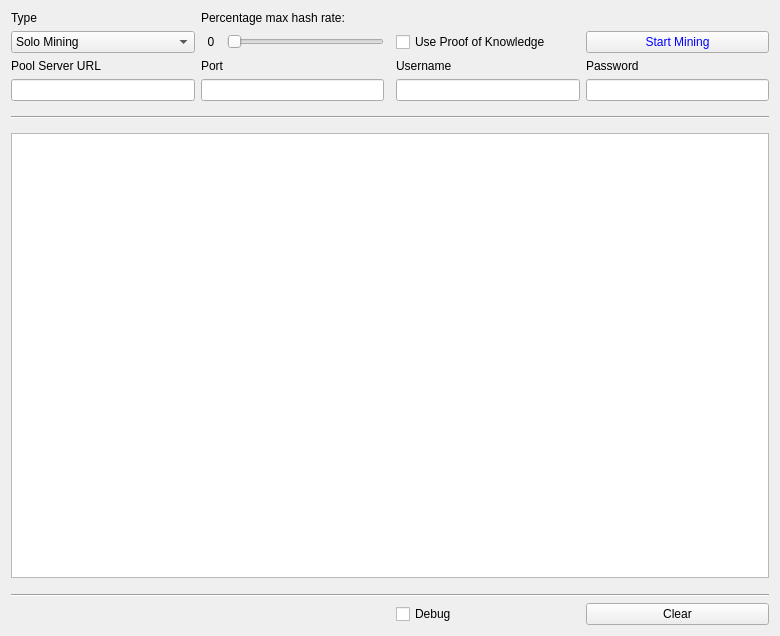
Qt form src/qt/forms/miningpage.ui (ZiftrCOIN/ziftrcoin) before a commit.
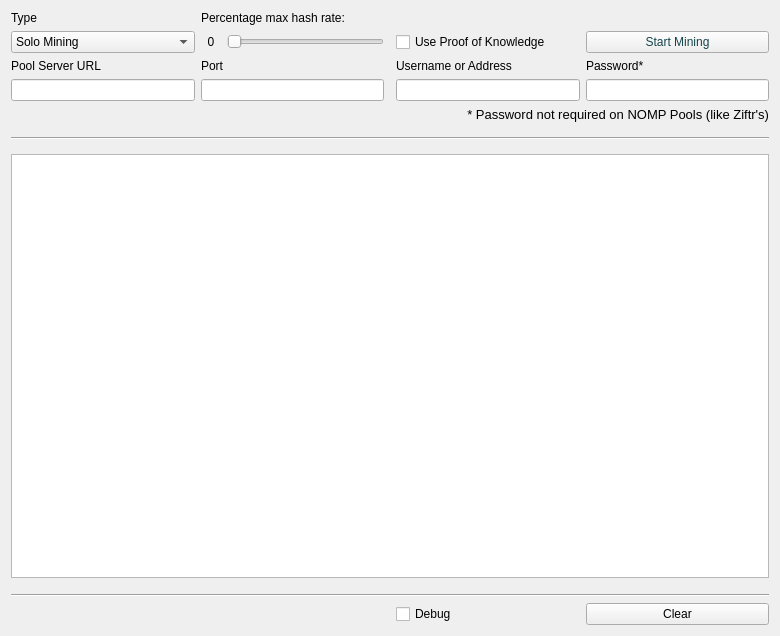
The same form after that commit.

Commit message: Default pool address saved using the account feature

```diff
--- a/src/qt/forms/miningpage.ui
+++ b/src/qt/forms/miningpage.ui
@@ -90,7 +90,7 @@
       <bool>true</bool>
      </property>
      <property name="text">
-      <string>Username</string>
+      <string>Username or Address</string>
      </property>
     </widget>
    </item>
@@ -140,7 +140,7 @@
       <bool>true</bool>
      </property>
      <property name="text">
-      <string>Password</string>
+      <string>Password*</string>
      </property>
     </widget>
    </item>
@@ -180,7 +180,7 @@
       </sizepolicy>
      </property>
      <property name="styleSheet">
-      <string notr="true">color: blue;</string>
+      <string notr="true">color: #15444A;</string>
      </property>
      <property name="text">
       <string>Start Mining</string>
@@ -300,6 +300,30 @@
      </property>
     </widget>
    </item>
+   <item row="8" column="4" colspan="2">
+    <widget class="QLabel" name="label">
+     <property name="maximumSize">
+      <size>
+       <width>16777215</width>
+       <height>15</height>
+      </size>
+     </property>
+     <property name="font">
+      <font>
+       <pointsize>10</pointsize>
+      </font>
+     </property>
+     <property name="layoutDirection">
+      <enum>Qt::LeftToRight</enum>
+     </property>
+     <property name="text">
+      <string>* Password not required on NOMP Pools (like Ziftr's)</string>
+     </property>
+     <property name="alignment">
+      <set>Qt::AlignRight|Qt::AlignTrailing|Qt::AlignVCenter</set>
+     </property>
+    </widget>
+   </item>
   </layout>
  </widget>
  <layoutdefault spacing="6" margin="11"/>
```
Left out of the diff: 12 changed lines with no effect on the pictures. The commit also changes 4 other files.
